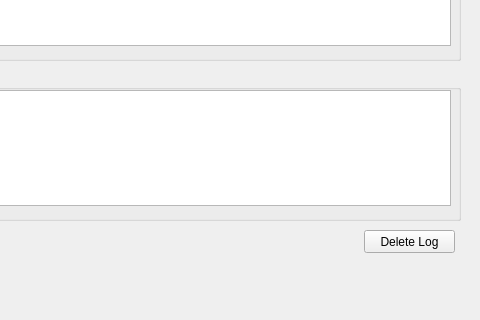
First picture: the form in file_backup.ui, repository anjy/PCBackupTool, before the edit; both pictures show x 320 to 800 and y 480 to 800 of the 800 by 800 pixel window.
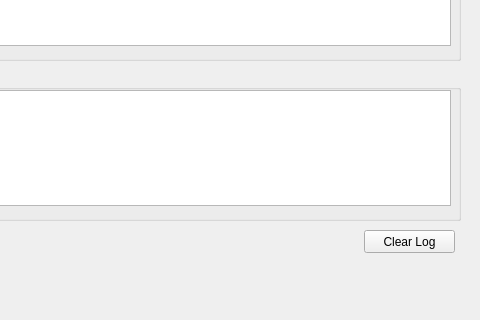
Second picture: the form after the edit.

Commit message: 수정 1. 실행 로그 추가

```diff
--- a/file_backup.ui
+++ b/file_backup.ui
@@ -410,7 +410,7 @@
     </rect>
    </property>
    <property name="text">
-    <string>Delete Log</string>
+    <string>Clear Log</string>
    </property>
   </widget>
  </widget>
```
Left out of the diff: 2 changed lines with no effect on the pictures. The commit also changes 1 other file.
